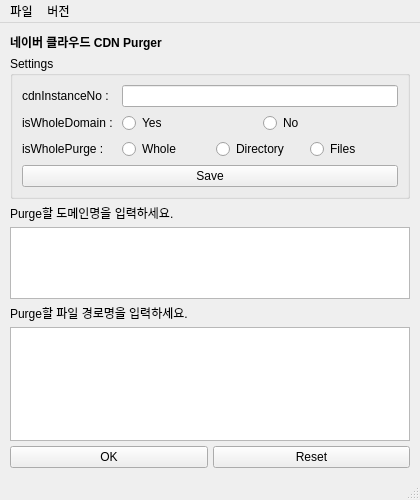
First picture: the form in res/ui/MainWindow.ui, repository homubee/Ncloud-CdnPurger, before the edit.
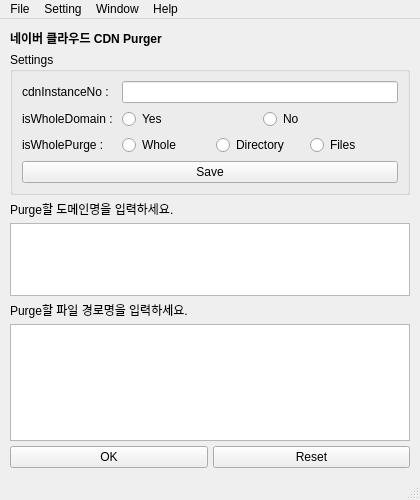
Second picture: the form after the edit.

Commit message: #5 Add new menu & Change menu name

The edit to the form file:
```diff
--- a/res/ui/MainWindow.ui
+++ b/res/ui/MainWindow.ui
@@ -200,20 +200,35 @@
      <height>21</height>
     </rect>
    </property>
-   <widget class="QMenu" name="filemenu">
+   <widget class="QMenu" name="menuFile">
     <property name="title">
-     <string>파일</string>
+     <string>File</string>
+    </property>
+    <addaction name="action_exit"/>
+   </widget>
+   <widget class="QMenu" name="menuVersion">
+    <property name="title">
+     <string>Help</string>
+    </property>
+    <addaction name="action_help"/>
+    <addaction name="action_about"/>
+   </widget>
+   <widget class="QMenu" name="menuSetting">
+    <property name="title">
+     <string>Setting</string>
     </property>
     <addaction name="action_keySetting"/>
     <addaction name="action_quit"/>
    </widget>
-   <widget class="QMenu" name="versionMenu">
+   <widget class="QMenu" name="menuWindow">
     <property name="title">
-     <string>버전</string>
+     <string>Window</string>
     </property>
    </widget>
-   <addaction name="filemenu"/>
-   <addaction name="versionMenu"/>
+   <addaction name="menuFile"/>
+   <addaction name="menuSetting"/>
+   <addaction name="menuWindow"/>
+   <addaction name="menuVersion"/>
   </widget>
   <widget class="QStatusBar" name="statusbar"/>
   <action name="action_quit">
```
Left out of the diff: 59 changed lines with no effect on the pictures. The commit also changes 1 other file.
